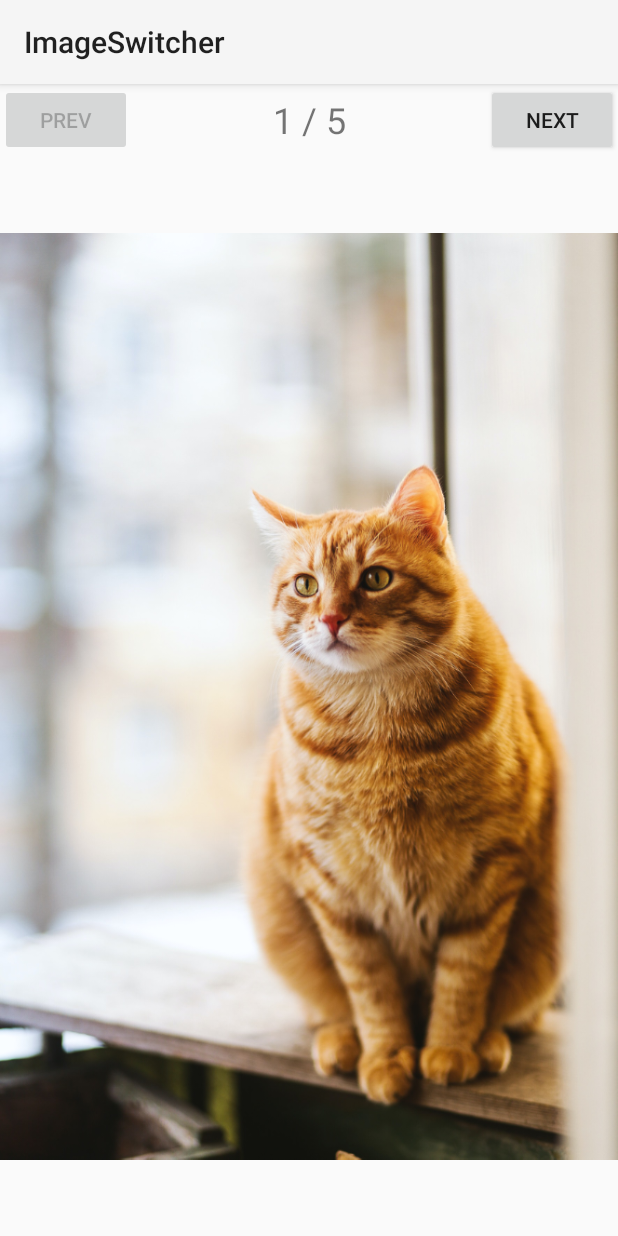
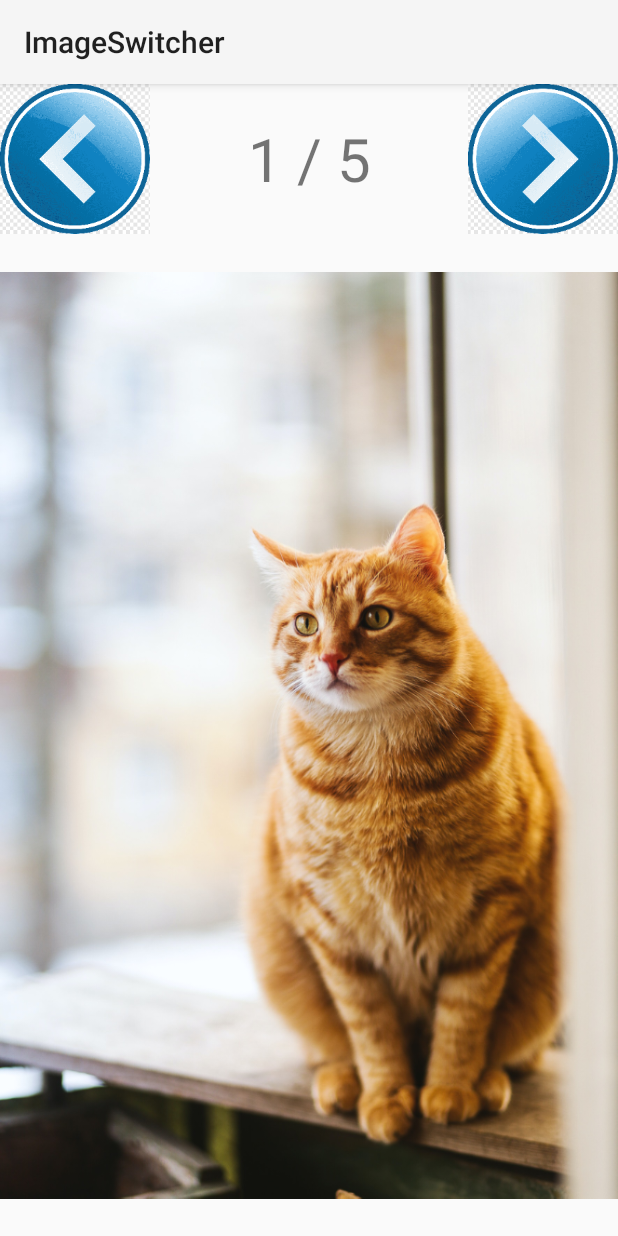
Before and after one commit to kanghyoseong/SMGP_2018184001, an Android app: the screen it shows after launch (MainActivity), on a phone screen of 412 x 824 dp. Run offline under Robolectric (Android 15) with nearby library versions, the phone set to English and light mode, and no system bars.

Commit message:
Button을 ImageButton으로 변경

```diff
--- a/05_ImageSwitcher/app/src/main/java/kr/ac/tukorea/www/smgp2018184001/imageswitcher/MainActivity.java
+++ b/05_ImageSwitcher/app/src/main/java/kr/ac/tukorea/www/smgp2018184001/imageswitcher/MainActivity.java
@@ -6,6 +6,8 @@ import android.content.pm.ActivityInfo;
 import android.os.Bundle;
 import android.util.Log;
 import android.view.View;
+import android.widget.Button;
+import android.widget.ImageButton;
 import android.widget.ImageView;
 import android.widget.TextView;
 
@@ -14,8 +16,8 @@ public class MainActivity extends AppCompatActivity {
     int curPage = 1;
     private ImageView mainImageView;
     private TextView pageTextView;
-    private TextView prevBtn;
-    private TextView nextBtn;
+    private ImageButton prevBtn;
+    private ImageButton nextBtn;
 
     @Override
     protected void onCreate(Bundle savedInstanceState) {
--- a/05_ImageSwitcher/app/src/main/res/layout/activity_main.xml
+++ b/05_ImageSwitcher/app/src/main/res/layout/activity_main.xml
@@ -12,12 +12,14 @@
         android:orientation="horizontal"
         tools:context=".MainActivity">
 
-        <Button
+        <ImageButton
+            android:background="@mipmap/prev"
             android:id="@+id/prevBtn"
-            android:layout_width="wrap_content"
-            android:layout_height="wrap_content"
+            android:layout_width="100dp"
+            android:layout_height="100dp"
             android:text="prev"
-            android:onClick="onBtnPrev"/>
+            android:onClick="onBtnPrev"
+            android:scaleType="fitCenter"/>
         <TextView
             android:id="@+id/pageTextView"
             android:layout_width="wrap_content"
@@ -26,13 +28,15 @@
             android:layout_gravity="center"
             android:gravity="center"
             android:text="1 / 5"
-            android:textSize="24sp" />
-        <Button
+            android:textSize="40sp" />
+        <ImageButton
+            android:background="@mipmap/next"
             android:id="@+id/nextBtn"
-            android:layout_width="wrap_content"
-            android:layout_height="wrap_content"
+            android:layout_width="100dp"
+            android:layout_height="100dp"
             android:text="next"
-            android:onClick="onBtnNext"/>
+            android:onClick="onBtnNext"
+            android:scaleType="fitCenter"/>
     </LinearLayout>
     <ImageView
         android:id="@+id/mainImageView"
```
Also changed, not shown: 05_ImageSwitcher/app/src/main/res/mipmap-xxxhdpi/next.png (added), 05_ImageSwitcher/app/src/main/res/mipmap-xxxhdpi/next_d.png (added), 05_ImageSwitcher/app/src/main/res/mipmap-xxxhdpi/next_p.png (added), 05_ImageSwitcher/app/src/main/res/mipmap-xxxhdpi/prev.png (added), 05_ImageSwitcher/app/src/main/res/mipmap-xxxhdpi/prev_d.png (added), 05_ImageSwitcher/app/src/main/res/mipmap-xxxhdpi/prev_p.png (added).
